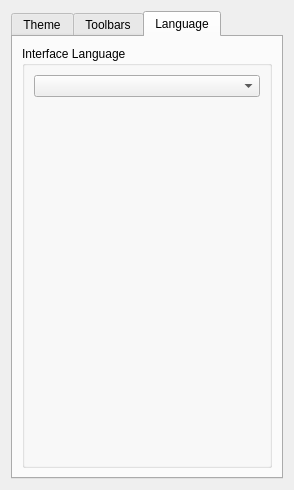
Before: the Qt Designer form src/traverso/ui/ThemeConfigPage.ui in ErwanLegrand/Traverso-DAW, drawn with Qt 5.
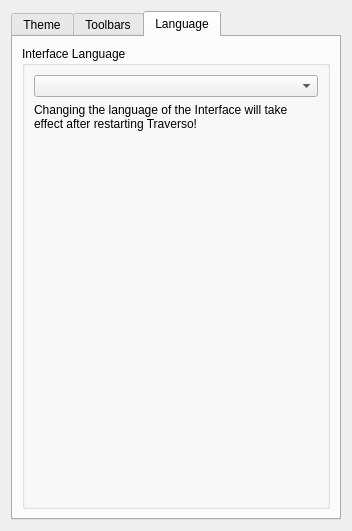
After: the same form once the commit is applied. The open tabs and pages were chosen to show the change.

The edit to the form file:
```diff
--- a/src/traverso/ui/ThemeConfigPage.ui
+++ b/src/traverso/ui/ThemeConfigPage.ui
@@ -5,8 +5,8 @@
    <rect>
     <x>0</x>
     <y>0</y>
-    <width>294</width>
-    <height>490</height>
+    <width>352</width>
+    <height>531</height>
    </rect>
   </property>
   <property name="windowTitle" >
@@ -451,7 +451,7 @@
          <property name="title" >
           <string>Interface Language</string>
          </property>
-         <layout class="QVBoxLayout" >
+         <layout class="QVBoxLayout" name="verticalLayout" >
           <item>
            <widget class="QComboBox" name="languageComboBox" >
             <property name="insertPolicy" >
@@ -459,6 +459,14 @@
             </property>
            </widget>
           </item>
+          <item>
+           <widget class="QLabel" name="label_8" >
+            <property name="text" >
+             <string>Changing the language of the Interface will take
+effect after restarting Traverso!</string>
+            </property>
+           </widget>
+          </item>
           <item>
            <spacer>
             <property name="orientation" >
```
Left out of the diff: 96 changed lines with no effect on the pictures.
